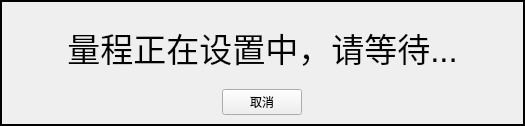
Qt form splashwidget.ui (MrXiaomao/Cu_Activation) before a commit.
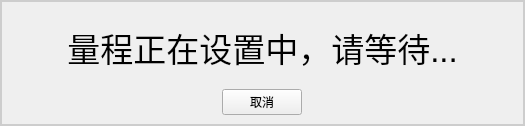
The same form after that commit.

```diff
--- a/splashwidget.ui
+++ b/splashwidget.ui
@@ -20,7 +20,7 @@
                 stop: 0.5 #cddff4, 
                 stop: 1.0 #cddff4);
 border:2px solid;
-border-clor:#cdcdcd;
+border-color:#cdcdcd;
 }</string>
   </property>
   <layout class="QGridLayout" name="gridLayout">
```
